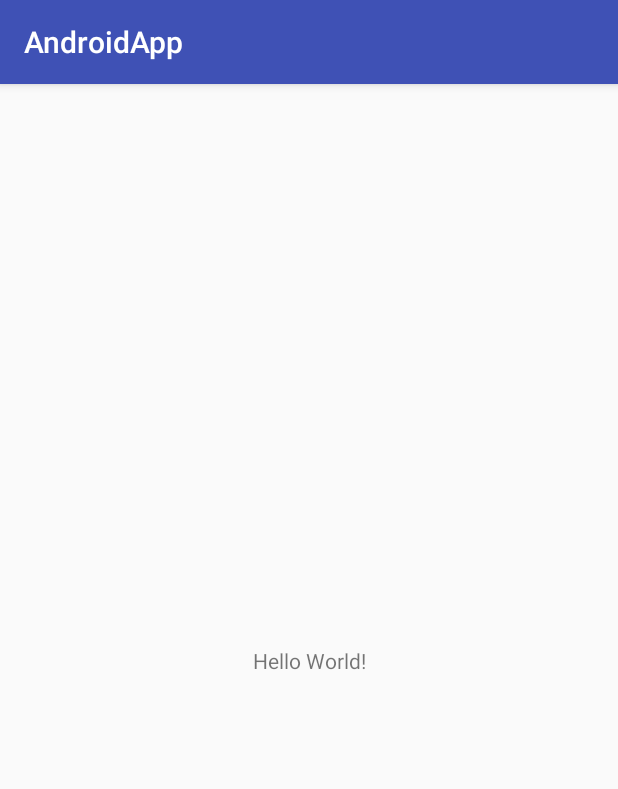
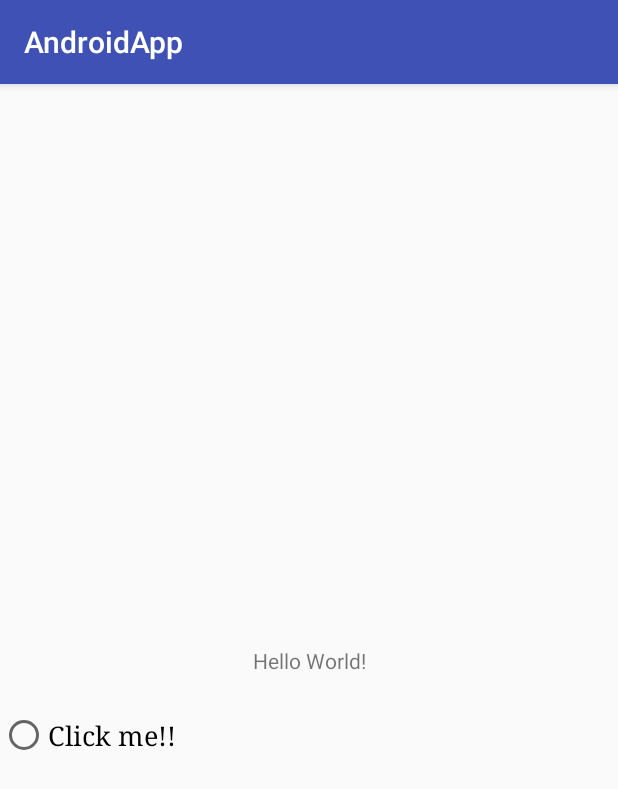
Before and after one commit to psknayak/AndroidApp, an Android app: the screen it shows after launch (MainActivity), on a phone screen of 412 x 824 dp. Shown: the top 789 px of the screen. Run offline under Robolectric (Android 15) with nearby library versions, the phone set to English and light mode, and no system bars.

Commit message:
added a radio button

```diff
--- a/app/src/main/res/layout/activity_main.xml
+++ b/app/src/main/res/layout/activity_main.xml
@@ -7,6 +7,7 @@
     tools:context=".MainActivity">
 
     <TextView
+        android:id="@+id/textView"
         android:layout_width="wrap_content"
         android:layout_height="wrap_content"
         android:text="Hello World!"
@@ -15,4 +16,16 @@
         app:layout_constraintRight_toRightOf="parent"
         app:layout_constraintTop_toTopOf="parent" />
 
+    <RadioButton
+        android:id="@+id/radioButton"
+        style="@style/Widget.AppCompat.CompoundButton.RadioButton"
+        android:layout_width="wrap_content"
+        android:layout_height="wrap_content"
+        android:layout_marginTop="24dp"
+        android:text="Click me!!"
+        android:textSize="18sp"
+        android:typeface="serif"
+        app:layout_constraintTop_toBottomOf="@+id/textView"
+        tools:layout_editor_absoluteX="138dp" />
+
 </android.support.constraint.ConstraintLayout>
```
